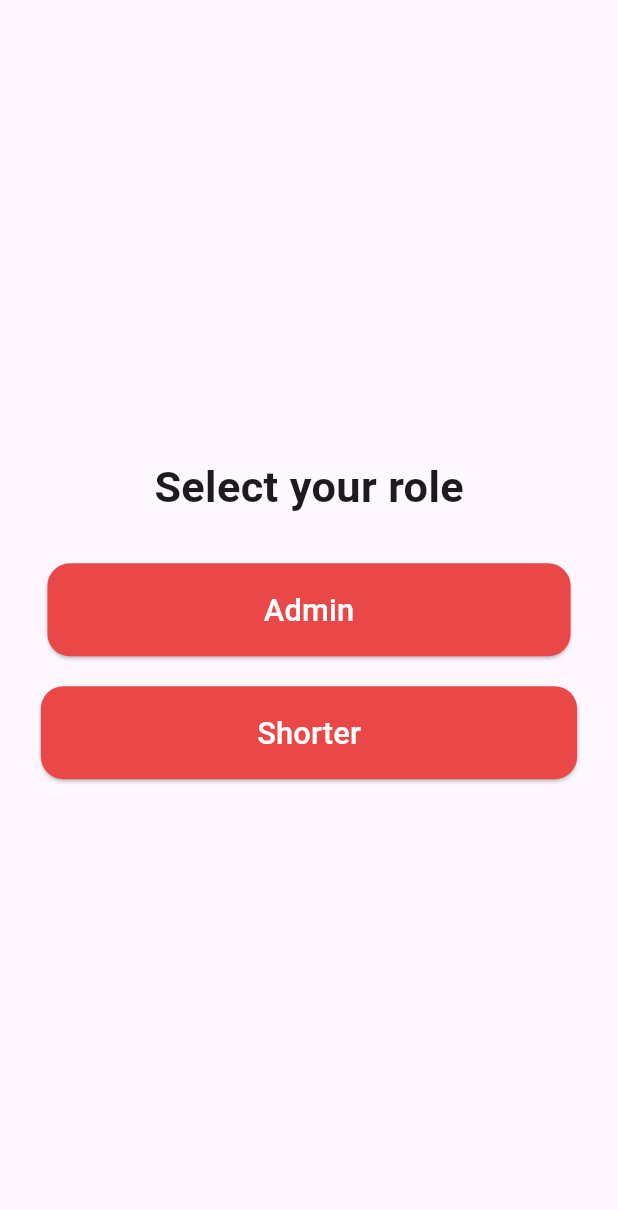
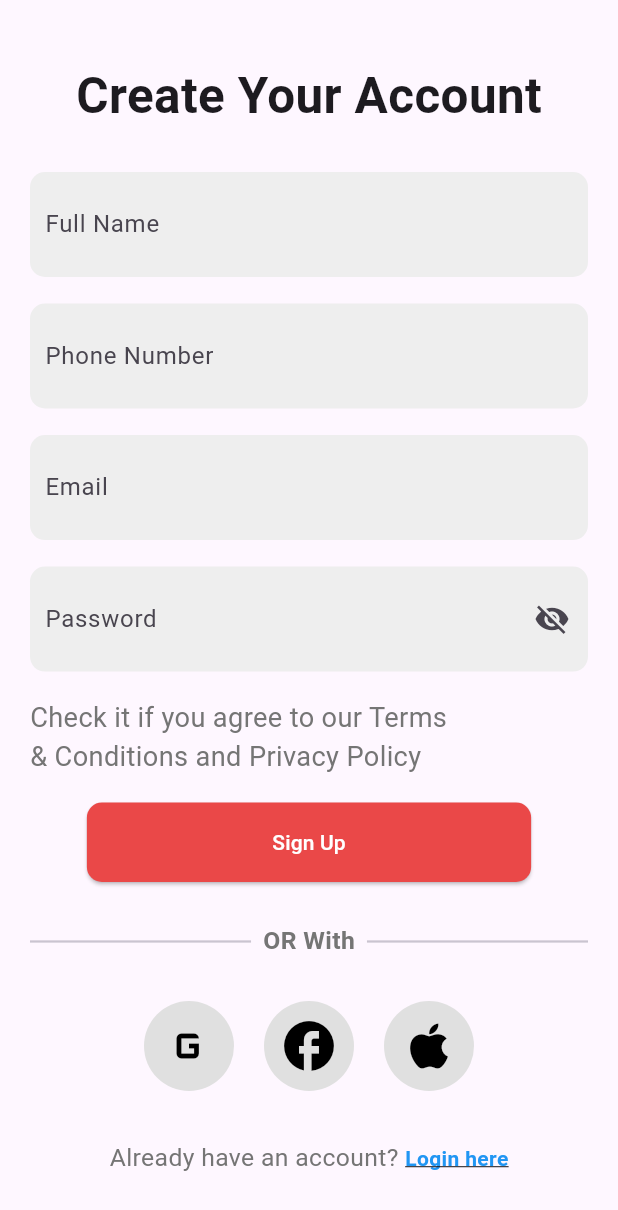
Before and after one commit to Umair-Amjad-Ali/Flutter, a Flutter app: the screen it shows after launch, on a phone screen of 412 x 824 dp. Shown: the top 1210 px of the screen. Run offline on Flutter 3.47's test engine with Material 3 defaults, Android fonts, the phone set to English and light mode, and no system bars.

Commit message:
new files addes

```diff
--- a/stock_counter/lib/main.dart
+++ b/stock_counter/lib/main.dart
@@ -1,5 +1,6 @@
 import 'package:flutter/material.dart';
-import 'package:stock_counter/screens/signup.dart';
+// import 'package:stock_counter/screens/role.dart';
+import 'package:stock_counter/screens/signup_details.dart';
 
 void main() {
   runApp(const MyApp());
@@ -11,6 +12,7 @@ class MyApp extends StatelessWidget {
   // This widget is the root of your application.
   @override
   Widget build(BuildContext context) {
-    return const MaterialApp(debugShowCheckedModeBanner: false, home: Signup());
+    return const MaterialApp(
+        debugShowCheckedModeBanner: false, home: SignupDetails());
   }
 }
--- /dev/null
+++ b/stock_counter/lib/screens/role.dart
@@ -0,0 +1,71 @@
+import 'package:flutter/material.dart';
+import 'package:stock_counter/screens/signup_details.dart';
+import 'package:stock_counter/widgets/dynamic_button.dart';
+
+class Role extends StatelessWidget {
+  const Role({super.key});
+
+  @override
+  Widget build(BuildContext context) {
+    // Get the current screen size
+    final size = MediaQuery.of(context).size;
+
+    return Scaffold(
+      body: SafeArea(
+        child: Center(
+          child: Padding(
+            padding: const EdgeInsets.all(16.0),
+            child: Column(
+              mainAxisAlignment: MainAxisAlignment.center,
+              crossAxisAlignment: CrossAxisAlignment.center,
+              children: [
+                // Text widget at the top
+                Text(
+                  'Select your role',
+                  style: TextStyle(
+                    fontSize: size.width * 0.07, // Dynamic font size
+                    fontWeight: FontWeight.bold,
+                  ),
+                ),
+                const SizedBox(height: 30),
+                // Admin Button
+                Row(
+                  children: [
+                    Expanded(
+                      child: DynamicButton(
+                        label: 'Admin',
+                        onPressed: () {
+                          Navigator.push(
+                              context,
+                              MaterialPageRoute(
+                                  builder: (context) => const SignupDetails()));
+                        },
+                      ),
+                    ),
+                  ],
+                ),
+                const SizedBox(height: 20),
+                // Shorter Button
+                Row(
+                  children: [
+                    Expanded(
+                      child: DynamicButton(
+                        label: 'Shortfilter',
+                        onPressed: () {
+                          Navigator.push(
+                              context,
+                              MaterialPageRoute(
+                                  builder: (context) => const SignupDetails()));
+                        },
+                      ),
+                    ),
+                  ],
+                ),
+              ],
+            ),
+          ),
+        ),
+      ),
+    );
+  }
+}
--- a/stock_counter/lib/screens/signup.dart
+++ /dev/null
@@ -1,56 +0,0 @@
-import 'package:flutter/material.dart';
-import 'package:stock_counter/widgets/dynamic_button.dart';
-
-class Signup extends StatelessWidget {
-  const Signup({super.key});
-
-  @override
-  Widget build(BuildContext context) {
-    // Get the current screen size
-    final size = MediaQuery.of(context).size;
-
-    return Scaffold(
-      body: SafeArea(
-        child: Center(
-          child: Padding(
-            padding: const EdgeInsets.all(16.0),
-            child: Column(
-              mainAxisAlignment: MainAxisAlignment.center,
-              crossAxisAlignment: CrossAxisAlignment.center,
-              children: [
-                // Text widget at the top
-                Text(
-                  'Select your role',
-                  style: TextStyle(
-                    fontSize: size.width * 0.07, // Dynamic font size
-                    fontWeight: FontWeight.bold,
-                  ),
-                ),
-                const SizedBox(height: 30),
-                // Admin Button
-                DynamicButton(
-                  label: 'Admin',
-                  onPressed: () {
-                    ScaffoldMessenger.of(context).showSnackBar(
-                      const SnackBar(content: Text('Admin selected')),
-                    );
-                  },
-                ),
-                const SizedBox(height: 20),
-                // Shorter Button
-                DynamicButton(
-                  label: 'Shorter',
-                  onPressed: () {
-                    ScaffoldMessenger.of(context).showSnackBar(
-                      const SnackBar(content: Text('Shorter selected')),
-                    );
-                  },
-                ),
-              ],
-            ),
-          ),
-        ),
-      ),
-    );
-  }
-}
--- /dev/null
+++ b/stock_counter/lib/screens/signup_details.dart
@@ -0,0 +1,293 @@
+import 'package:flutter/material.dart';
+
+class SignupDetails extends StatefulWidget {
+  const SignupDetails({super.key});
+
+  @override
+  _SignupDetailsState createState() => _SignupDetailsState();
+}
+
+class _SignupDetailsState extends State<SignupDetails> {
+  // Controllers for the text fields
+  final TextEditingController _nameController = TextEditingController();
+  final TextEditingController _phoneController = TextEditingController();
+  final TextEditingController _emailController = TextEditingController();
+  final TextEditingController _passwordController = TextEditingController();
+
+  // Global key to access form state
+  final _formKey = GlobalKey<FormState>();
+
+  // Error messages for individual fields
+  String? _nameError;
+  String? _phoneError;
+  String? _emailError;
+  String? _passwordError;
+
+  // State for show/hide password functionality
+  bool _obscurePassword = true;
+
+  // Method to handle form submission
+  void _submitForm() {
+    setState(() {
+      // Perform field-specific validations
+      _nameError =
+          _nameController.text.isEmpty ? 'Please enter your name' : null;
+      _phoneError = _phoneController.text.isEmpty
+          ? 'Please enter your phone number'
+          : null;
+      _emailError = _validateEmail(_emailController.text);
+      _passwordError = _passwordController.text.isEmpty
+          ? 'Please enter your password'
+          : null;
+    });
+
+    // Check if all fields are valid
+    if (_formKey.currentState?.validate() ?? false) {
+      ScaffoldMessenger.of(context).showSnackBar(
+        const SnackBar(content: Text('Form is valid!')),
+      );
+    } else {
+      ScaffoldMessenger.of(context).showSnackBar(
+        const SnackBar(content: Text('Please complete all fields correctly.')),
+      );
+    }
+  }
+
+  // Method to validate email
+  String? _validateEmail(String value) {
+    if (value.isEmpty) return 'Please enter your email';
+    final emailRegex =
+        RegExp(r'^[a-zA-Z0-9._%+-]+@[a-zA-Z0-9.-]+\.[a-zA-Z]{2,}$');
+    if (!emailRegex.hasMatch(value)) {
+      return 'Please enter a valid email';
+    }
+    return null;
+  }
+
+  // Method to toggle password visibility
+  void _togglePasswordVisibility() {
+    setState(() {
+      _obscurePassword = !_obscurePassword;
+    });
+  }
+
+  @override
+  Widget build(BuildContext context) {
+    final size = MediaQuery.of(context).size;
+
+    return Scaffold(
+      body: SafeArea(
+        child: Padding(
+          padding: const EdgeInsets.symmetric(horizontal: 20.0, vertical: 40),
+          child: Form(
+            key: _formKey,
+            child: Column(
+              mainAxisAlignment: MainAxisAlignment.spaceBetween,
+              children: [
+                // Heading text
+                Text(
+                  'Create Your Account',
+                  style: TextStyle(
+                    fontSize: size.width * 0.08,
+                    fontWeight: FontWeight.bold,
+                  ),
+                ),
+                const SizedBox(height: 15),
+
+                // Full Name Field
+                _buildTextFieldWithError(
+                  controller: _nameController,
+                  placeholder: 'Full Name',
+                  errorText: _nameError,
+                ),
+                const SizedBox(height: 5),
+
+                // Phone Number Field
+                _buildTextFieldWithError(
+                  controller: _phoneController,
+                  placeholder: 'Phone Number',
+                  errorText: _phoneError,
+                ),
+                const SizedBox(height: 5),
+
+                // Email Field
+                _buildTextFieldWithError(
+                  controller: _emailController,
+                  placeholder: 'Email',
+                  errorText: _emailError,
+                ),
+                const SizedBox(height: 5),
+
+                // Password Field with Show/Hide functionality
+                _buildTextFieldWithError(
+                  controller: _passwordController,
+                  placeholder: 'Password',
+                  errorText: _passwordError,
+                  obscureText: _obscurePassword,
+                  suffixIcon: IconButton(
+                    icon: Icon(
+                      _obscurePassword
+                          ? Icons.visibility_off
+                          : Icons.visibility,
+                    ),
+                    onPressed: _togglePasswordVisibility,
+                  ),
+                ),
+                const SizedBox(height: 5),
+
+                Row(
+                  children: [
+                    Text(
+                      "Check it if you agree to our Terms\n& Conditions and Privacy Policy",
+                      style: TextStyle(
+                        fontSize: size.width * 0.044,
+                        fontWeight: FontWeight.normal,
+                        color: Colors.grey.shade600,
+                      ),
+                      textAlign:
+                          TextAlign.start, // Ensure text aligns to the left
+                    ),
+                  ],
+                ),
+                const SizedBox(height: 5),
+
+                // Signup Button
+                ElevatedButton(
+                  onPressed: _submitForm,
+                  style: ElevatedButton.styleFrom(
+                    padding: EdgeInsets.symmetric(
+                      vertical: size.height * 0.02,
+                      horizontal: size.width * 0.3,
+                    ),
+                    backgroundColor: const Color(0xFFEA4848),
+                    shape: RoundedRectangleBorder(
+                      borderRadius: BorderRadius.circular(10),
+                    ),
+                  ),
+                  child: const Text(
+                    'Sign Up',
+                    style: TextStyle(color: Colors.white),
+                  ),
+                ),
+                const SizedBox(height: 15),
+
+                // Line with "OR"
+                Row(
+                  children: [
+                    const Expanded(child: Divider(thickness: 1.5)),
+                    Padding(
+                      padding: const EdgeInsets.symmetric(horizontal: 8.0),
+                      child: Text(
+                        'OR With',
+                        style: TextStyle(
+                          fontSize: size.width * 0.04,
+                          fontWeight: FontWeight.bold,
+                          color: Colors.grey.shade600,
+                        ),
+                      ),
+                    ),
+                    const Expanded(child: Divider(thickness: 1.5)),
+                  ],
+                ),
+                const SizedBox(height: 15),
+
+                // Row of social media icons
+                Row(
+                  mainAxisAlignment: MainAxisAlignment.center,
+                  children: [
+                    _buildSocialIcon(Icons.g_mobiledata), // Google Icon
+                    const SizedBox(width: 20),
+                    _buildSocialIcon(Icons.facebook), // Facebook Icon
+                    const SizedBox(width: 20),
+                    _buildSocialIcon(Icons.apple), // Apple Icon
+                  ],
+                ),
+                const SizedBox(height: 20),
+
+                // Already have an account text
+                Row(
+                  mainAxisAlignment: MainAxisAlignment.center,
+                  children: [
+                    Text(
+                      "Already have an account? ",
+                      style: TextStyle(
+                        fontSize: size.width * 0.04,
+                        color: Colors.grey.shade600,
+                      ),
+                    ),
+                    GestureDetector(
+                      onTap: () {
+                        // Navigate to login
+                      },
+                      child: const Text(
+                        "Login here",
+                        style: TextStyle(
+                          color: Colors.blue,
+                          fontWeight: FontWeight.bold,
+                          decoration: TextDecoration.underline,
+                        ),
+                      ),
+                    ),
+                  ],
+                ),
+              ],
+            ),
+          ),
+        ),
+      ),
+    );
+  }
+
+  // Build reusable text field with error handling
+  Widget _buildTextFieldWithError({
+    required TextEditingController controller,
+    required String placeholder,
+    required String? errorText,
+    bool obscureText = false,
+    Widget? suffixIcon,
+  }) {
+    return Column(
+      crossAxisAlignment: CrossAxisAlignment.start,
+      children: [
+        Container(
+          padding: const EdgeInsets.symmetric(vertical: 8.0),
+          decoration: BoxDecoration(
+            color: Colors.grey.shade200,
+            borderRadius: BorderRadius.circular(10),
+          ),
+          child: TextFormField(
+            controller: controller,
+            obscureText: obscureText,
+            decoration: InputDecoration(
+              hintText: placeholder,
+              border: InputBorder.none, // Remove the border
+              suffixIcon: suffixIcon,
+              contentPadding:
+                  const EdgeInsets.symmetric(horizontal: 10, vertical: 15),
+            ),
+          ),
+        ),
+        if (errorText != null && errorText.isNotEmpty) // Show error if present
+          Padding(
+            padding: const EdgeInsets.only(top: 4.0),
+            child: Text(
+              errorText,
+              style: const TextStyle(fontSize: 12, color: Colors.red),
+            ),
+          ),
+      ],
+    );
+  }
+
+  Widget _buildSocialIcon(IconData icon) {
+    return CircleAvatar(
+      radius: 30,
+      backgroundColor: Colors.grey.shade300,
+      child: Icon(
+        icon,
+        color: Colors.black,
+        size: 40,
+      ),
+    );
+  }
+}
--- a/stock_counter/lib/widgets/dynamic_button.dart
+++ b/stock_counter/lib/widgets/dynamic_button.dart
@@ -14,13 +14,11 @@ class DynamicButton extends StatelessWidget {
   @override
   Widget build(BuildContext context) {
     final size = MediaQuery.of(context).size;
-    return ElevatedButton(
+    return SizedBox(
+      height: size.width * 0.12, // Dynamic height
+      child: ElevatedButton(
         onPressed: onPressed,
         style: ElevatedButton.styleFrom(
-        padding: EdgeInsets.symmetric(
-          horizontal: size.width * 0.35, // Dynamic width padding
-          vertical: size.height * 0.02, // Dynamic height padding
-        ),
           backgroundColor: const Color(0xFFEA4848),
           shape: RoundedRectangleBorder(
             borderRadius: BorderRadius.circular(15),
@@ -28,8 +26,9 @@ class DynamicButton extends StatelessWidget {
         ),
         child: Text(
           label,
-        style: TextStyle(fontSize: size.width * 0.05, color: Colors.white),
+          style: TextStyle(fontSize: size.width * 0.04, color: Colors.white),
           // Dynamic font size
+        ),
       ),
     );
   }
```
Lines whose indentation alone changed are shown as unchanged.
